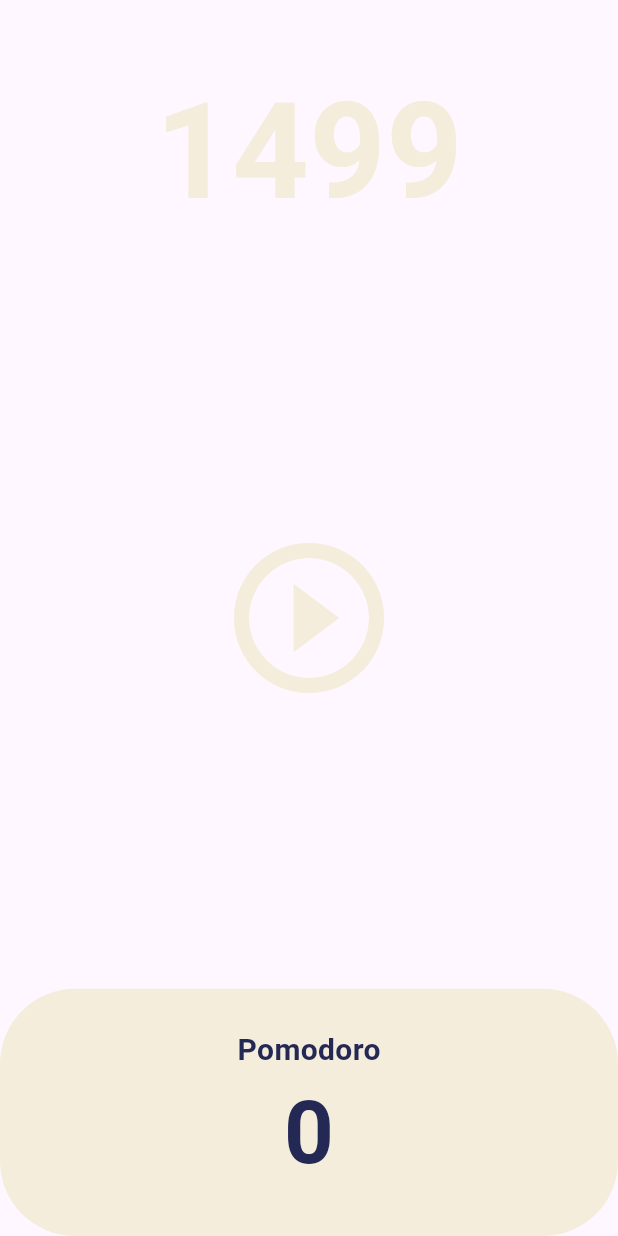
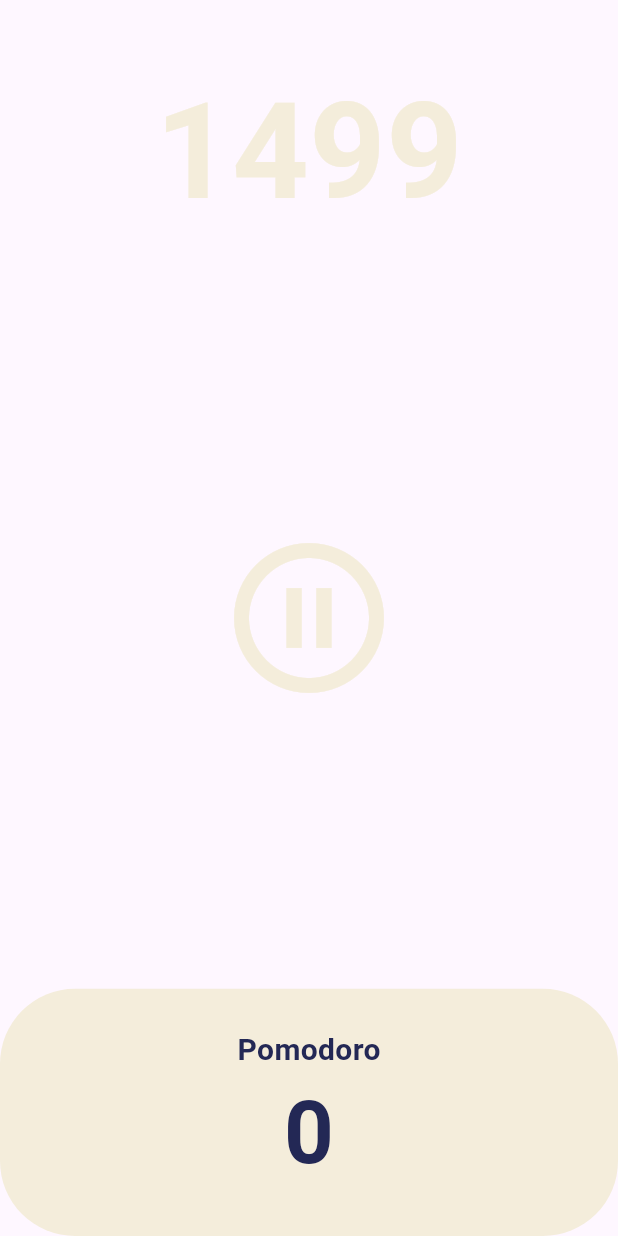
Before and after one commit to thespeace/learn_flutter_starter, a Flutter app: the screen it shows after launch, after a tap on the "play circle outline" icon, on a phone screen of 412 x 824 dp. Run offline on Flutter 3.47's test engine with Material 3 defaults, Android fonts, the phone set to English and light mode, and no system bars.

Commit message:
FEAT: Pomodoro App Clone coding-timer(pause)

```diff
--- a/lib/pomodoro/screen/pomodoro_home_screen.dart
+++ b/lib/pomodoro/screen/pomodoro_home_screen.dart
@@ -12,6 +12,7 @@ class PomodoroHomeScreen extends StatefulWidget {
 class _PomodoroHomeScreenState extends State<PomodoroHomeScreen> {
 
   int totalSeconds = 1500;
+  bool isRunning = false;
   late Timer timer; //Timer : Dart의 Standard Library.
 
   void onTick(Timer timer){
@@ -21,10 +22,21 @@ class _PomodoroHomeScreenState extends State<PomodoroHomeScreen> {
   }
 
   void onStartPressed() {
+
     timer = Timer.periodic(
       Duration(seconds: 1),
       onTick,
     );
+    setState(() {
+      isRunning = true;
+    });
+  }
+
+  void onPausePressed() {
+    timer.cancel();
+    setState(() {
+      isRunning = false;
+    });
   }
 
   @override
@@ -53,8 +65,11 @@ class _PomodoroHomeScreenState extends State<PomodoroHomeScreen> {
               child: IconButton(
                 iconSize: 120,
                 color: Theme.of(context).cardColor,
-                onPressed: onStartPressed,
-                icon: Icon(Icons.play_circle_outline),
+                onPressed: isRunning ? onPausePressed : onStartPressed,
+                icon: Icon(isRunning
+                    ? Icons.pause_circle_outline
+                    : Icons.play_circle_outline
+                ),
               ),
             ),
           ),
```
